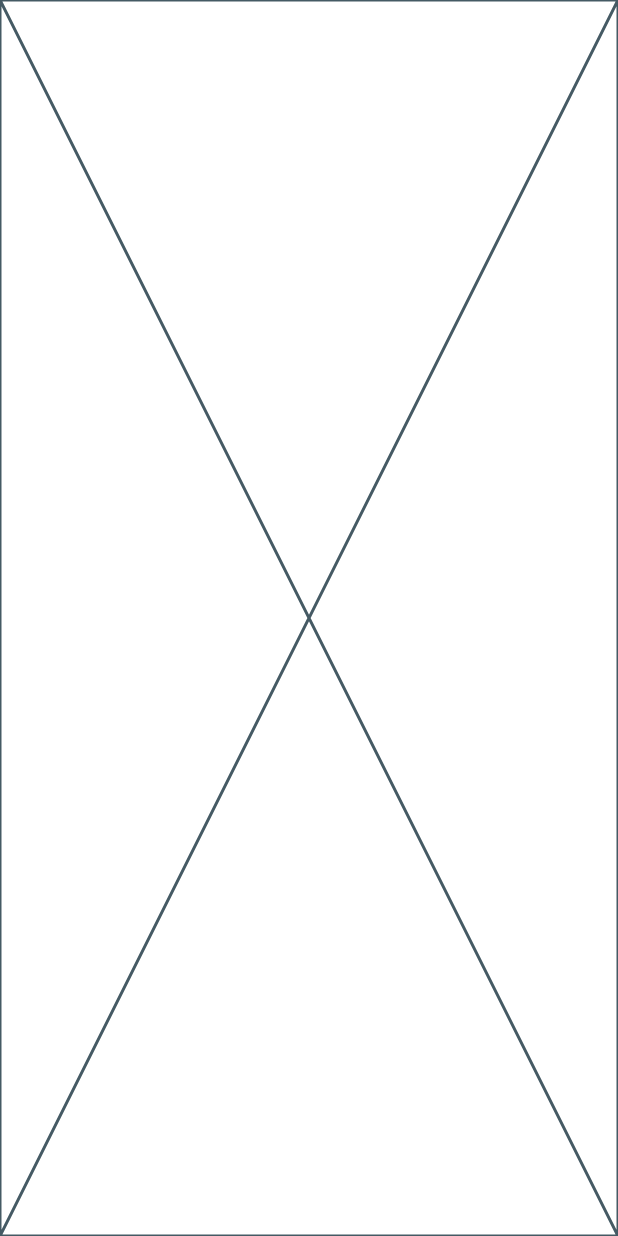
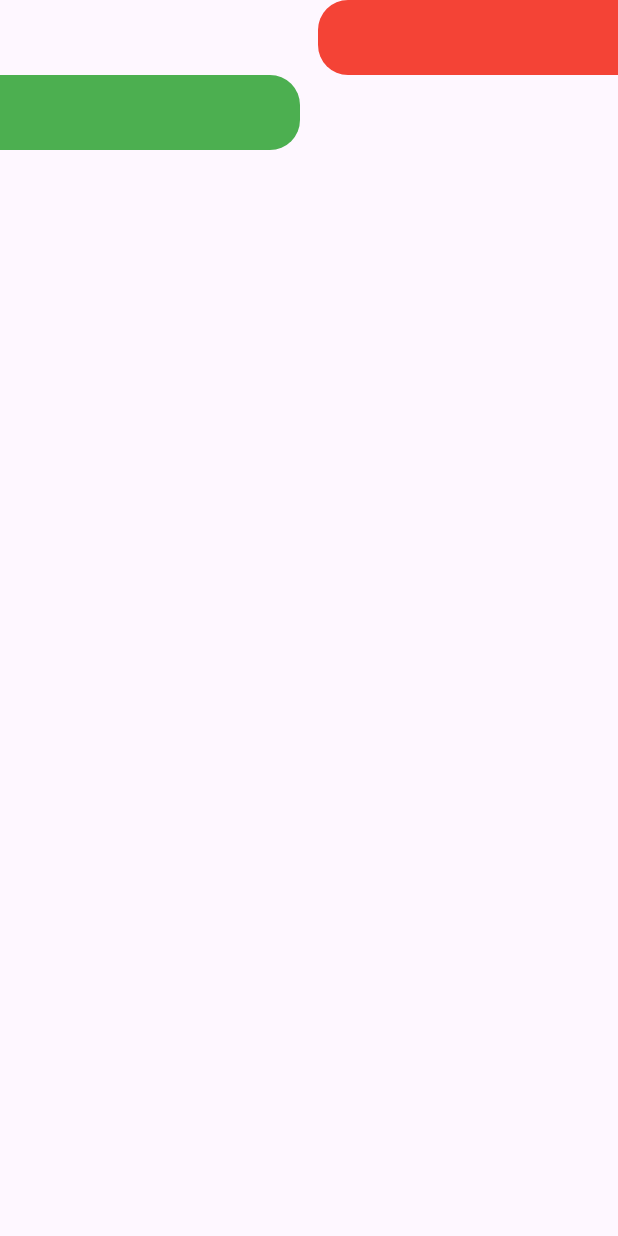
Before and after one commit to ShahramDeveloper/flutter_BMI_calculator, a Flutter app: the screen it shows after launch, on a phone screen of 412 x 824 dp. Run offline on Flutter 3.47's test engine with Material 3 defaults, Android fonts, the phone set to English and light mode, and no system bars.

Commit message:
background_shape_right.dart and background_shape_left.dart add to project and main.dart in Application class.

```diff
--- a/lib/main.dart
+++ b/lib/main.dart
@@ -1,3 +1,5 @@
+import 'package:bmi_calculator_app/widgets/background_shape_left.dart';
+import 'package:bmi_calculator_app/widgets/background_shape_right.dart';
 import 'package:flutter/material.dart';
 
 void main() {
@@ -9,6 +11,18 @@ class Application extends StatelessWidget {
 
   @override
   Widget build(BuildContext context) {
-    return const Placeholder();
+    return MaterialApp(
+      debugShowCheckedModeBanner: false,
+      home: Scaffold(
+        body: SafeArea(
+          child: Column(
+            children: [
+              RightShape(),
+              LeftShape(),
+            ],
+          ),
+        ),
+      ),
+    );
   }
 }
--- /dev/null
+++ b/lib/widgets/background_shape_left.dart
@@ -0,0 +1,25 @@
+import 'package:flutter/material.dart';
+
+class LeftShape extends StatelessWidget {
+  const LeftShape({super.key});
+
+  @override
+  Widget build(BuildContext context) {
+    return Row(
+      mainAxisAlignment: MainAxisAlignment.start,
+      children: [
+        Container(
+          height: 50,
+          width: 200,
+          decoration: BoxDecoration(
+            color: Colors.green,
+            borderRadius: BorderRadius.only(
+              topRight: Radius.circular(20),
+              bottomRight: Radius.circular(20),
+            ),
+          ),
+        ),
+      ],
+    );
+  }
+}
--- /dev/null
+++ b/lib/widgets/background_shape_right.dart
@@ -0,0 +1,25 @@
+import 'package:flutter/material.dart';
+
+class RightShape extends StatelessWidget {
+  const RightShape({super.key});
+
+  @override
+  Widget build(BuildContext context) {
+    return Row(
+      mainAxisAlignment: MainAxisAlignment.end,
+      children: [
+        Container(
+          height: 50,
+          width: 200,
+          decoration: BoxDecoration(
+            color: Colors.red,
+            borderRadius: BorderRadius.only(
+              topLeft: Radius.circular(20),
+              bottomLeft: Radius.circular(20),
+            ),
+          ),
+        ),
+      ],
+    );
+  }
+}
```
